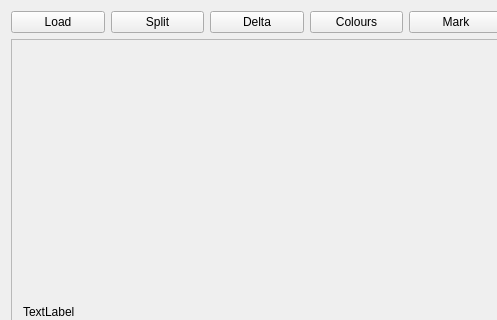
The window that mainwindow.ui (michas-eu/img_compressor) describes before a commit, drawn with Qt 5; both pictures show x 0 to 497 and y 0 to 320 of the 613 by 596 pixel window.
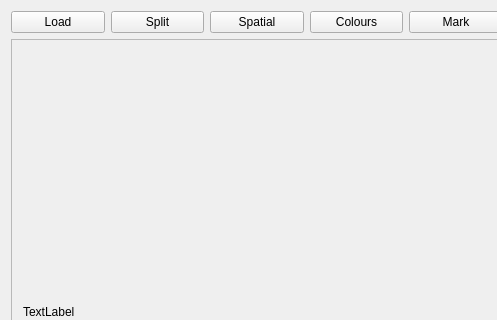
The same window after the commit.

Commit message: Spatial delta implemented in help class.

Patch:
```diff
--- a/mainwindow.ui
+++ b/mainwindow.ui
@@ -40,7 +40,7 @@
       <item>
        <widget class="QPushButton" name="delta_btn">
         <property name="text">
-         <string>Delta</string>
+         <string>Spatial</string>
         </property>
        </widget>
       </item>
```
Left out of the diff: 2 changed lines with no effect on the pictures. The commit also changes 4 other files.
